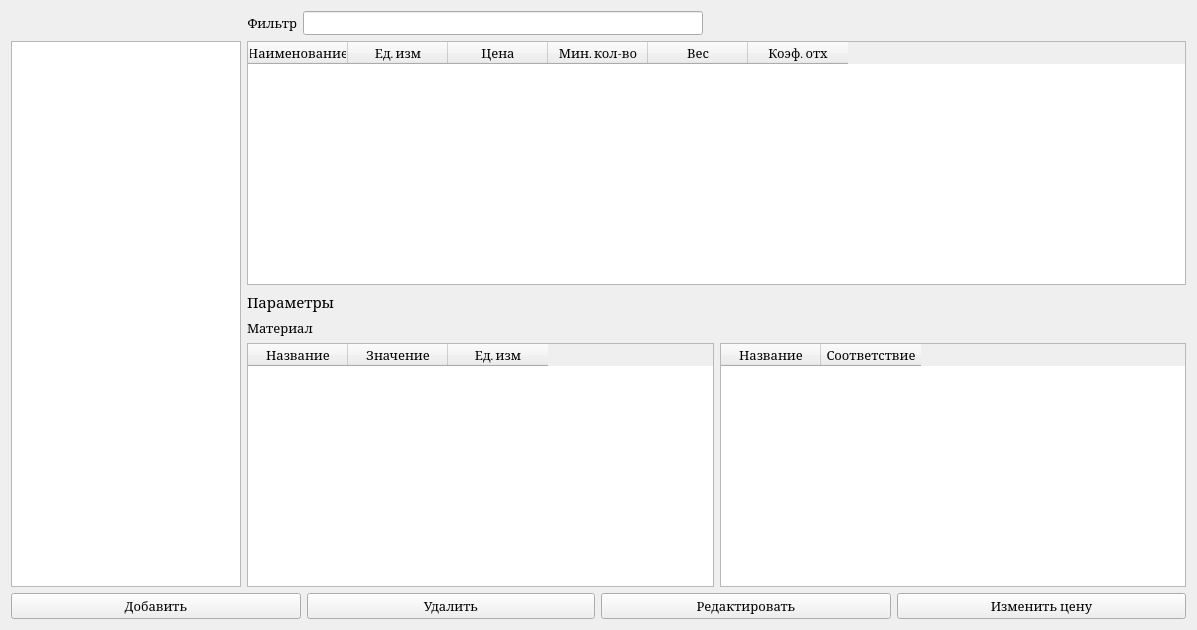
Old version of the form materialswindow.ui in the repository Keqy/Matterhorn-materials.
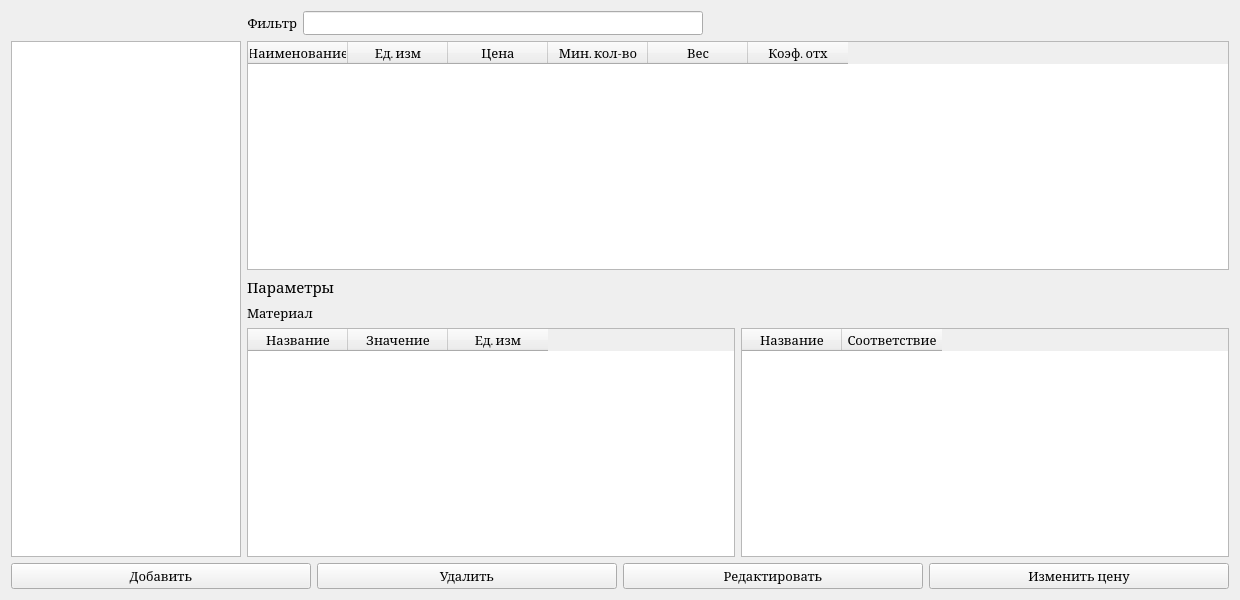
New version of the form. Icons and pictures are not drawn.

Commit message: refactor: Set a fixed MaterialsWindow size

What changed in the file:
```diff
--- a/materialswindow.ui
+++ b/materialswindow.ui
@@ -6,10 +6,28 @@
    <rect>
     <x>0</x>
     <y>0</y>
-    <width>1197</width>
-    <height>630</height>
+    <width>1240</width>
+    <height>600</height>
    </rect>
   </property>
+  <property name="sizePolicy">
+   <sizepolicy hsizetype="Fixed" vsizetype="Fixed">
+    <horstretch>0</horstretch>
+    <verstretch>0</verstretch>
+   </sizepolicy>
+  </property>
+  <property name="minimumSize">
+   <size>
+    <width>1240</width>
+    <height>600</height>
+   </size>
+  </property>
+  <property name="maximumSize">
+   <size>
+    <width>1240</width>
+    <height>600</height>
+   </size>
+  </property>
   <property name="font">
    <font>
     <family>Cambria</family>
```
